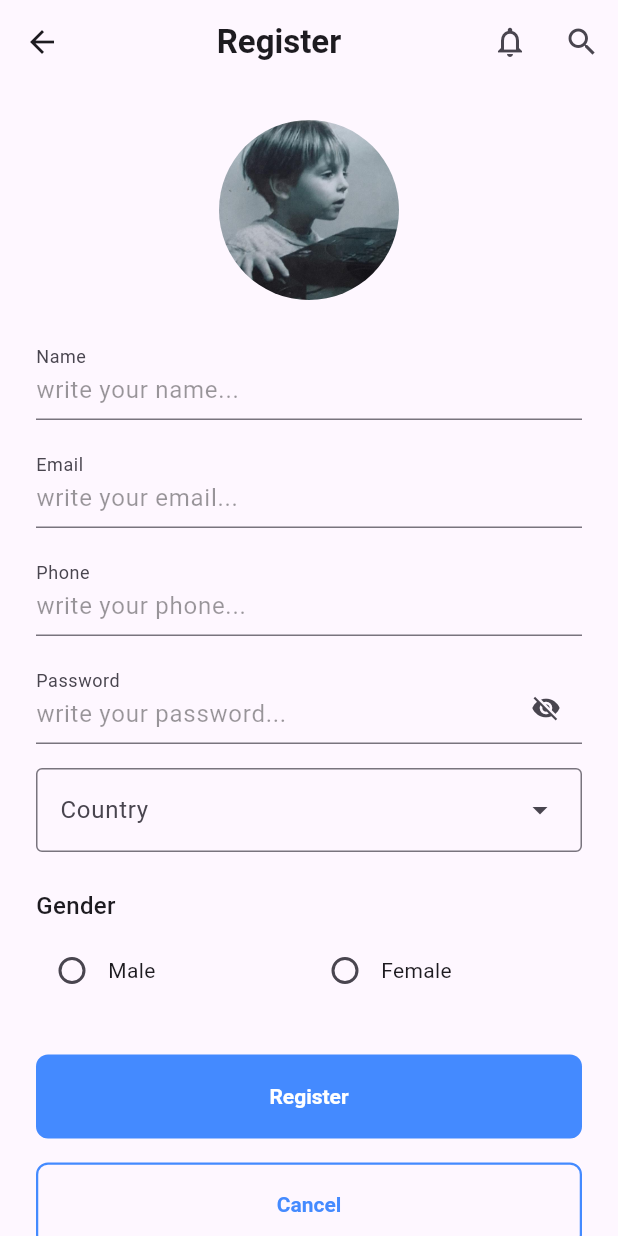
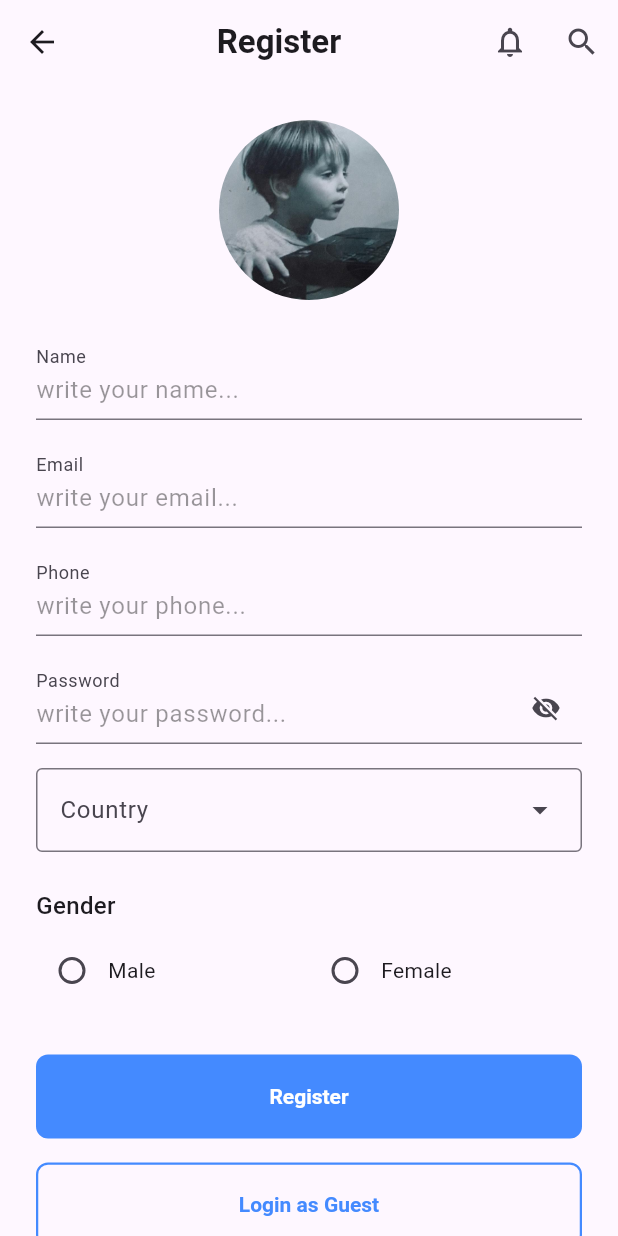
Before and after one commit to usefmahmud/flutter-assignment-register-page, a Flutter app: the screen it shows after launch, on a phone screen of 412 x 824 dp. Run offline on Flutter 3.47's test engine with Material 3 defaults, Android fonts, the phone set to English and light mode, and no system bars.

Commit message:
feat: update form action buttons and enhance registration form submission logic

```diff
--- a/lib/widgets/form_action_buttonts.dart
+++ b/lib/widgets/form_action_buttonts.dart
@@ -4,14 +4,14 @@ import 'package:lab_assignment/widgets/custom_button.dart';
 
 class FormActionButtons extends StatelessWidget {
   final VoidCallback onSubmit;
-  final VoidCallback onCancel;
-  final VoidCallback? onLogin;
+  final VoidCallback onGuestLogin;
+  final VoidCallback onLogin;
 
   const FormActionButtons({
     super.key,
     required this.onSubmit,
-    required this.onCancel,
-    this.onLogin,
+    required this.onGuestLogin,
+    required this.onLogin,
   });
 
   @override
@@ -20,7 +20,11 @@ class FormActionButtons extends StatelessWidget {
       children: [
         CustomButton(label: 'Register', onPressed: onSubmit),
         SizedBox(height: 16),
-        CustomButton(label: 'Cancel', onPressed: onCancel, outlined: true),
+        CustomButton(
+          label: 'Login as Guest',
+          onPressed: onGuestLogin,
+          outlined: true,
+        ),
         SizedBox(height: 22),
         RichText(
           text: TextSpan(
```
Also changed, not shown: lib/widgets/registration_form.dart (+54 -4 lines).
